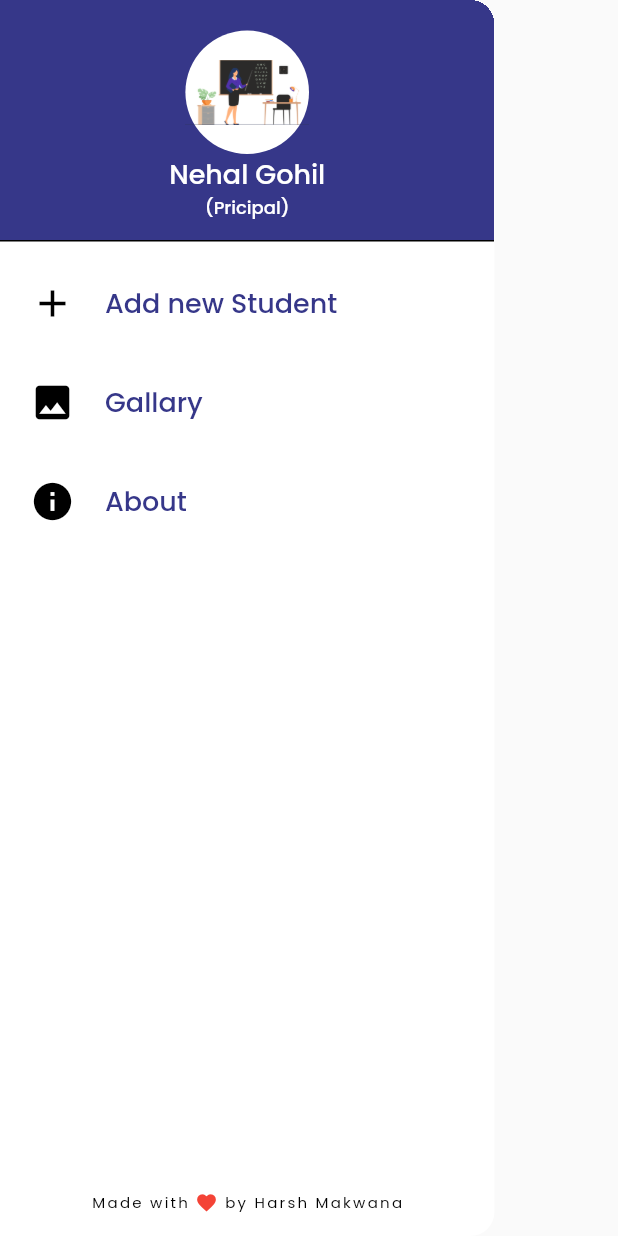
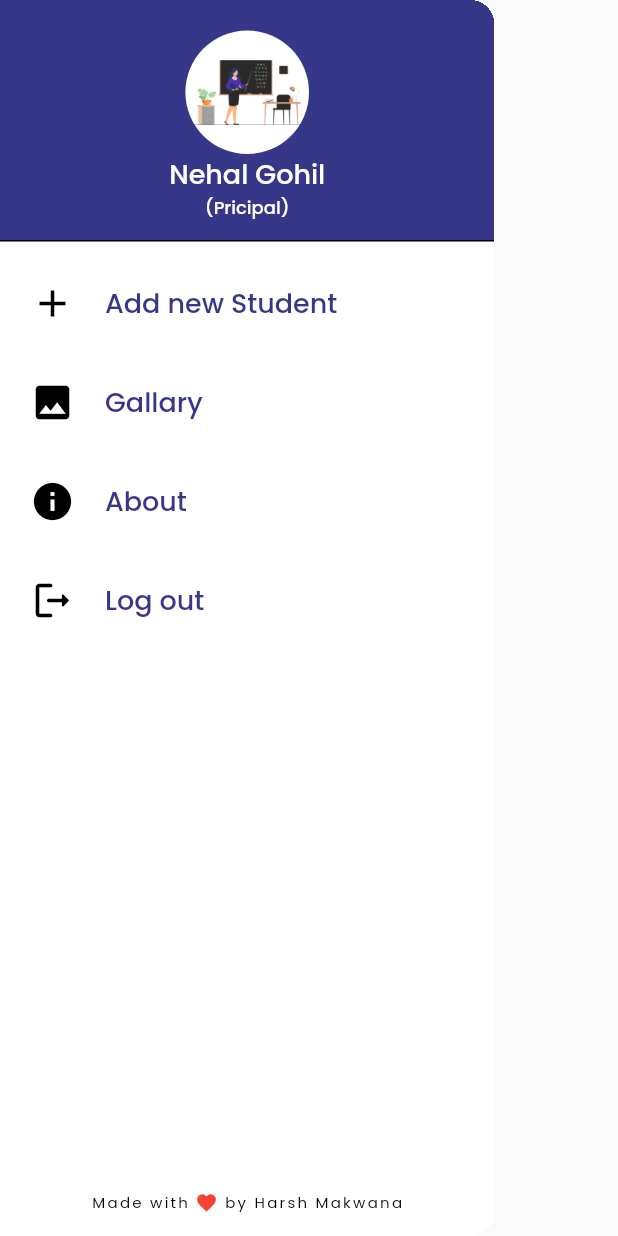
Before and after one commit to HarshMakwana27/blue_saffron_school_app, a Flutter app: the MainDrawer widget shown alone on an empty page, opened directly, on a phone screen of 412 x 824 dp. Run offline on Flutter 3.47's test engine with Material 2 defaults, Android fonts, the phone set to English and light mode, and no system bars; our stand-ins replace firebase_auth, firebase_core, font_awesome_flutter, google_fonts, toggle_switch and 1 more; missing offline and left inert: dart:ffi; accounts and stored records are empty; network calls fail; statements that could not run were skipped.

Commit message:
added logout option

```diff
--- a/lib/drawer/drawer.dart
+++ b/lib/drawer/drawer.dart
@@ -1,3 +1,4 @@
+import 'package:firebase_auth/firebase_auth.dart';
 import 'package:flutter/material.dart';
 import 'package:school/drawer/widgets/drawer_tile.dart';
 import 'package:school/screens/about.dart';
@@ -65,6 +66,24 @@ class MainDrawer extends StatelessWidget {
           const DrawerTile('Add new Student', Icons.add, AddStudent()),
           const DrawerTile('Gallary', Icons.image, GallaryScreen()),
           const DrawerTile('About', Icons.info, AboutScreen()),
+          ListTile(
+            contentPadding:
+                const EdgeInsets.symmetric(horizontal: 20, vertical: 5),
+            horizontalTitleGap: 20,
+            leading: const Icon(
+              Icons.logout_rounded,
+              color: Color.fromARGB(255, 0, 0, 0),
+              size: 30,
+            ),
+            title: Text(
+              'Log out',
+              style: TextStyle(
+                  color: Theme.of(context).colorScheme.primary, fontSize: 18),
+            ),
+            onTap: () {
+              FirebaseAuth.instance.signOut();
+            },
+          ),
           const Spacer(),
           Padding(
             padding: const EdgeInsets.symmetric(vertical: 15),
--- a/lib/main.dart
+++ b/lib/main.dart
@@ -1,8 +1,7 @@
-import 'package:firebase_auth/firebase_auth.dart';
 import 'package:flutter/material.dart';
 
 import 'package:firebase_core/firebase_core.dart';
-import 'package:school/screens/home_screen.dart';
+
 import 'firebase_options.dart';
 
 import 'package:school/screens/splash_screen.dart';
--- a/lib/screens/add_student.dart
+++ b/lib/screens/add_student.dart
@@ -1,7 +1,7 @@
 import 'package:flutter/material.dart';
 import 'package:school/model/student.dart';
 import 'package:http/http.dart' as http;
-import 'package:school/screens/students_list.dart';
+
 import 'package:school/widgets/student_tile.dart';
 import 'dart:convert';
 import 'package:toggle_switch/toggle_switch.dart';
--- a/lib/screens/splash_screen.dart
+++ b/lib/screens/splash_screen.dart
@@ -1,10 +1,10 @@
 import 'dart:async';
 
 import 'package:firebase_auth/firebase_auth.dart';
-import 'package:firebase_core/firebase_core.dart';
+
 import 'package:flutter/material.dart';
 import 'package:google_fonts/google_fonts.dart';
-import 'package:http/http.dart';
+
 import 'package:school/screens/choose.dart';
 import 'package:school/screens/home_screen.dart';
 
```
Also changed, not shown: lib/screens/teacher_login.dart (+5 -3 lines).
